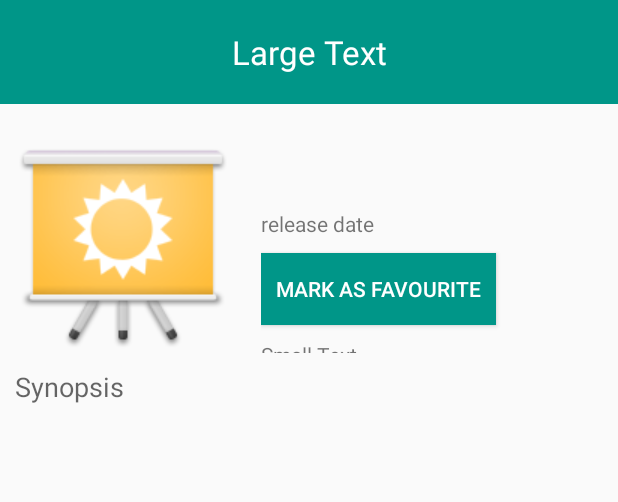
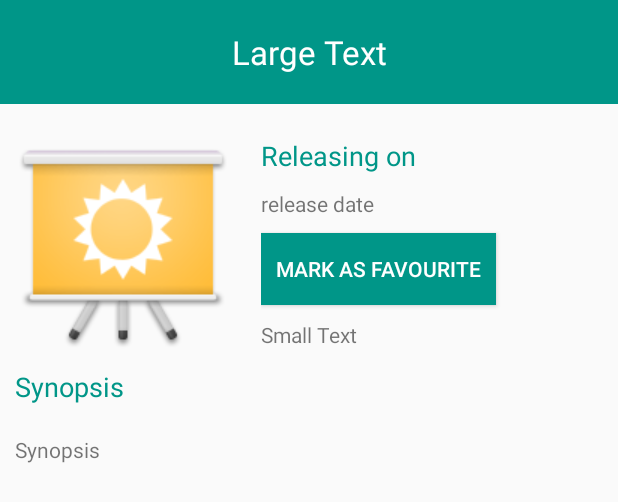
Before and after one commit to aanandshekharroy/MovieApp, an Android app: the layout movieview.xml on its own in the app's theme, with its tools: preview values and no code run, on a phone screen of 412 x 824 dp. Shown: the top 502 px of the screen. Run offline under Robolectric (Android 15) with nearby library versions, the phone set to English and light mode, and no system bars.

Commit message:
modified movie details views to contain additional labels

```diff
--- a/MovieApp/app/src/main/res/layout/movieview.xml
+++ b/MovieApp/app/src/main/res/layout/movieview.xml
@@ -36,11 +36,19 @@
             android:id="@+id/poster"
             android:src="@drawable/sample_0" />
         <LinearLayout
-            android:paddingTop="50dp"
+            android:paddingTop="2dp"
             android:paddingLeft="20dp"
                 android:layout_width="match_parent"
                 android:layout_height="match_parent"
                 android:orientation="vertical">
+                <TextView
+                    android:textColor="@color/aqua"
+                    android:textAppearance="?android:attr/textAppearanceMedium"
+                android:layout_marginBottom="10dp"
+                android:layout_width="wrap_content"
+                android:layout_height="wrap_content"
+                android:text="Releasing on"
+                 />
                 <TextView
                     android:layout_marginBottom="10dp"
                     android:layout_width="wrap_content"
@@ -70,11 +78,22 @@
         </LinearLayout>
 
     <TextView
+        android:layout_marginTop="10dp"
+        android:layout_marginLeft="10dp"
+        android:textColor="@color/aqua"
+        android:textAppearance="?android:attr/textAppearanceMedium"
+        android:layout_marginBottom="10dp"
+        android:layout_width="wrap_content"
+        android:layout_height="wrap_content"
+        android:text="Synopsis"
+        />
+    <TextView
         android:layout_marginLeft="10dp"
         android:layout_marginTop="10dp"
         android:layout_width="wrap_content"
         android:layout_height="wrap_content"
-        android:textAppearance="?android:attr/textAppearanceMedium"
+
         android:text="Synopsis"
         android:id="@+id/synopsis"/>
+
 </LinearLayout>
```
Also changed, not shown: MovieApp/app/src/main/java/com/example/theseus/movieapp/adapter/TrailersAdapter.java (+7 -4 lines), MovieApp/app/src/main/res/layout/trailer.xml (+16 -1 lines).
